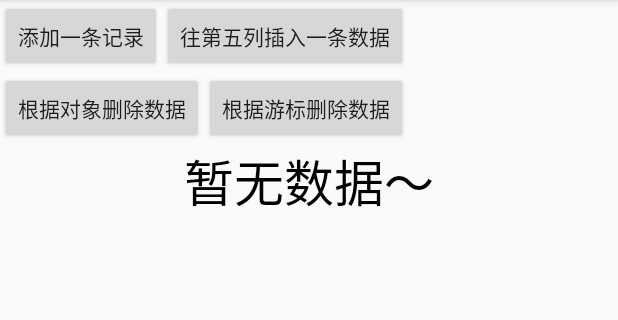
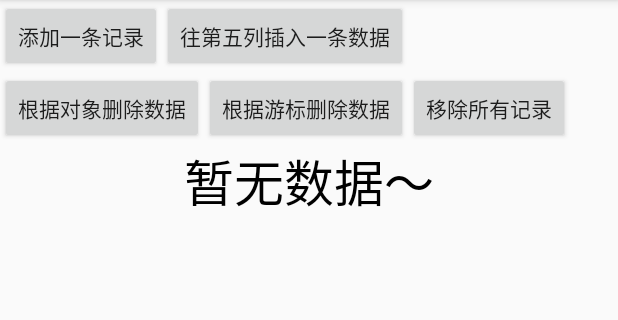
Before and after one commit to clayzhu/Study_Android, an Android app: the screen it shows after launch (MainActivity), on a phone screen of 412 x 824 dp, the part 84-404 px from its top. Run offline under Robolectric (Android 15) with nearby library versions, the phone set to English and light mode, and no system bars.

Commit message:
实现移除所有记录。

```diff
--- a/Demo/2.4.9_ListViewDemo2/app/src/main/java/com/clayzhu/listviewdemo2/MainActivity.java
+++ b/Demo/2.4.9_ListViewDemo2/app/src/main/java/com/clayzhu/listviewdemo2/MainActivity.java
@@ -40,6 +40,10 @@ public class MainActivity extends AppCompatActivity implements Button.OnClickLis
      * 根据游标删除数据
      */
     private Button btn_remove2;
+    /**
+     * 移除所有记录
+     */
+    private Button btn_clear;
 
     @Override
     protected void onCreate(Bundle savedInstanceState) {
@@ -76,6 +80,10 @@ public class MainActivity extends AppCompatActivity implements Button.OnClickLis
         // 根据游标删除数据
         btn_remove2 = findViewById(R.id.btn_remove2);
         btn_remove2.setOnClickListener(this);
+
+        // 移除所有记录
+        btn_clear = findViewById(R.id.btn_clear);
+        btn_clear.setOnClickListener(this);
     }
 
     @Override
@@ -105,6 +113,9 @@ public class MainActivity extends AppCompatActivity implements Button.OnClickLis
                 }
                 mAdapter.remove(2);
                 break;
+            case R.id.btn_clear:    // 移除所有记录
+                mAdapter.clear();
+                break;
         }
     }
 }
--- a/Demo/2.4.9_ListViewDemo2/app/src/main/res/layout/activity_main.xml
+++ b/Demo/2.4.9_ListViewDemo2/app/src/main/res/layout/activity_main.xml
@@ -40,6 +40,12 @@
             android:layout_height="wrap_content"
             android:text="根据游标删除数据" />
 
+        <Button
+            android:id="@+id/btn_clear"
+            android:layout_width="wrap_content"
+            android:layout_height="wrap_content"
+            android:text="移除所有记录" />
+
     </LinearLayout>
 
     <ListView
```
Also changed, not shown: Demo/2.4.9_ListViewDemo2/app/src/main/java/com/clayzhu/listviewdemo2/MyAdapter.java (+12 -5 lines).
